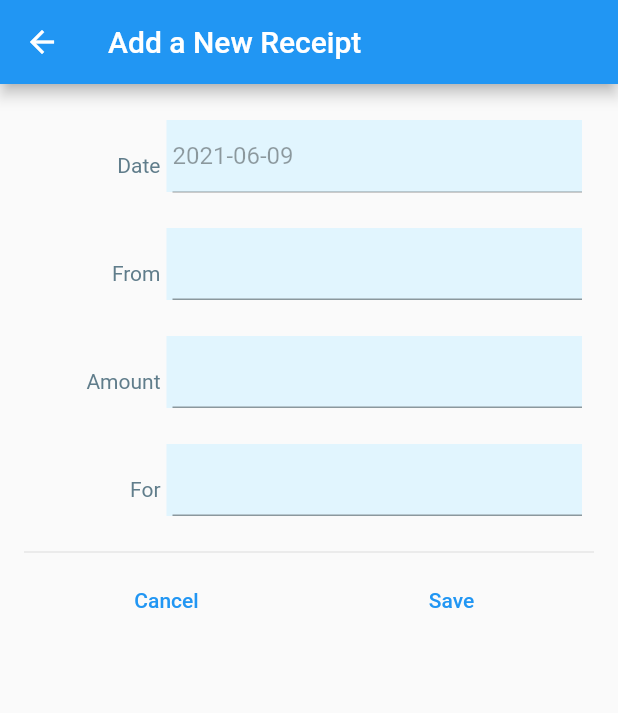
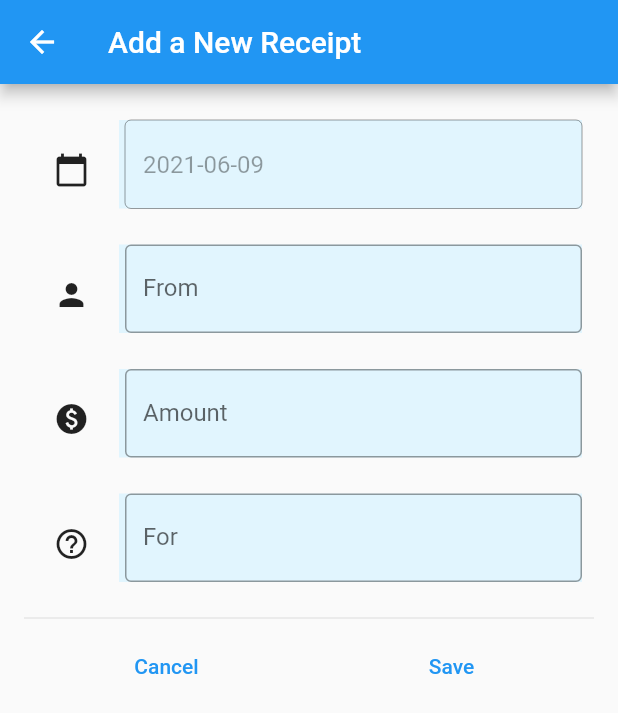
Before and after one commit to thomaslsimpson/rcpt, a Flutter app: the AddRCPTPage screen opened directly, on a phone screen of 412 x 824 dp. Shown: the top 713 px of the screen. Run offline on Flutter 3.47's test engine with Material 2 defaults, Android fonts, the phone set to English and light mode, and no system bars; our stand-ins replace hive, hive_flutter; missing offline and left inert: flutter_sms; accounts and stored records are empty.

Commit message:
generally working - pre share

```diff
--- a/lib/main.dart
+++ b/lib/main.dart
@@ -179,23 +179,25 @@ class _AddRCPTPageState extends State<AddRCPTPage> {
     var tfDate = TextField(
       enabled: false,
       controller: tc,
+      decoration: InputDecoration( border: OutlineInputBorder()),
     );
     tc.text= "${selectedDate.toString().split(' ')[0]}";
 
     var tfFrom = TextField(
-      onChanged: (value) {
-        result[2] = value;
-      },
+      onChanged: (value) { result[2] = value; },
+      decoration: InputDecoration( border: OutlineInputBorder(), labelText: 'From'),
     );
     var tfAmount = TextField(
       onChanged: (value) {
         result[3] = value;
       },
+      decoration: InputDecoration( border: OutlineInputBorder(), labelText: 'Amount'),
     );
     var tfFor = TextField(
       onChanged: (value) {
         result[4] = value;
       },
+      decoration: InputDecoration( border: OutlineInputBorder(), labelText: 'For'),
     );
 
     return Scaffold(
@@ -209,10 +211,10 @@ class _AddRCPTPageState extends State<AddRCPTPage> {
           child: Column(
             mainAxisAlignment: MainAxisAlignment.start,
             children: <Widget>[
-              RCPTFormField(fieldName: "Date", field: tfDate),
-              RCPTFormField(fieldName: "From", field: tfFrom),
-              RCPTFormField(fieldName: "Amount", field: tfAmount),
-              RCPTFormField(fieldName: "For", field: tfFor),
+              RCPTFormField(icon: Icons.calendar_today, fieldName: "Date", field: tfDate),
+              RCPTFormField(icon: Icons.person, fieldName: "From", field: tfFrom),
+              RCPTFormField(icon: Icons.paid, fieldName: "Amount", field: tfAmount),
+              RCPTFormField(icon: Icons.help_outline, fieldName: "For", field: tfFor),
               Divider(),
               Row(
                 children: [
@@ -262,14 +264,16 @@ class _AddRCPTPageState extends State<AddRCPTPage> {
 
 }
 
+
 //
 // This is a form field widget used on the Add Receipt Page
 //
 class RCPTFormField extends StatelessWidget {
   final fieldName;
   final field;
+  var icon= null;
 
-  RCPTFormField({Key key, this.fieldName, this.field}) : super(key: key);
+  RCPTFormField({Key key, this.fieldName, this.field, this.icon}) : super(key: key);
 
   @override
   Widget build(BuildContext context) {
@@ -289,10 +293,12 @@ class RCPTFormField extends StatelessWidget {
       child: field,
     );
 
+    // Icon
+
     return Row(
       children: <Widget>[
-        Expanded(flex: 1, child: textLabel),
-        Expanded(flex: 3, child: fieldWidget),
+        Expanded(flex: 1, child: Icon(icon)),
+        Expanded(flex: 5, child: fieldWidget),
       ],
     );
   }
@@ -349,6 +355,7 @@ class RCPTCardWidget extends StatelessWidget {
               children: [
                 Expanded(flex: 3, child: RCPTCardWidgetField("For")),
                 Expanded(flex: 18, child: RCPTCardWidgetValue(whatFor)),
+                //Expanded(flex: 3, child: Icon(Icons.ios_share_outlined)),
               ],
             ),
           ]),
```
Also changed, not shown: pubspec.lock.
